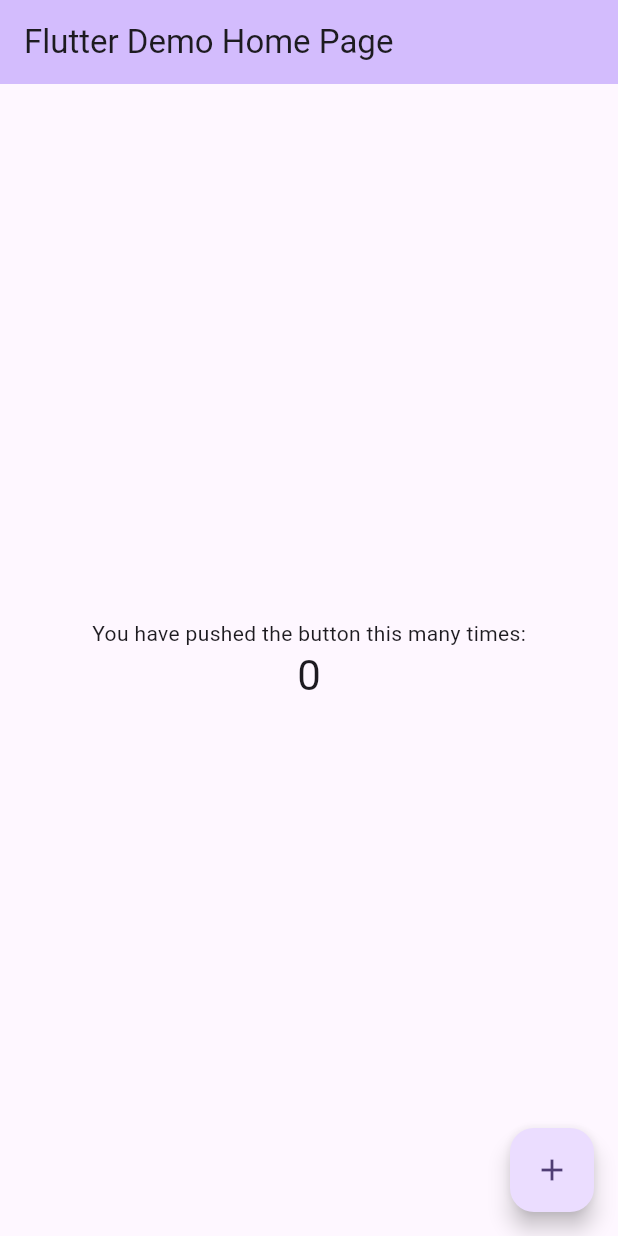
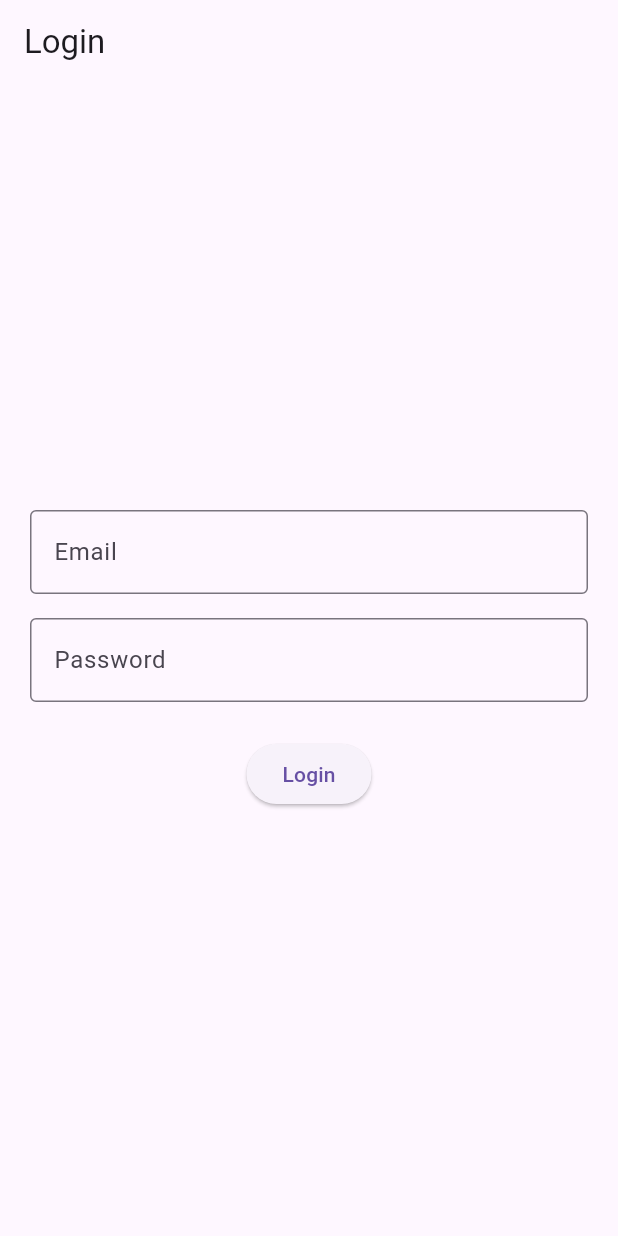
Before and after one commit to gausrakhesta/workordermanagement, a Flutter app: the screen it shows after launch, on a phone screen of 412 x 824 dp. Run offline on Flutter 3.47's test engine with Material 3 defaults, Android fonts, the phone set to English and light mode, and no system bars; our stand-ins replace hive, hive_flutter; accounts and stored records are empty.

Commit message:
update login, home, route and provider

```diff
--- a/lib/main.dart
+++ b/lib/main.dart
@@ -1,122 +1,33 @@
 import 'package:flutter/material.dart';
+import 'package:provider/provider.dart';
+import 'package:hive_flutter/hive_flutter.dart';
+import 'package:work_order/providers/auth.dart';
+import 'package:work_order/routes/routes.dart';
 
-void main() {
-  runApp(const MyApp());
+void main() async {
+  WidgetsFlutterBinding.ensureInitialized();
+  await Hive.initFlutter();
+  await Hive.openBox('authBox');
+
+  runApp(
+    MultiProvider(
+      providers: [ChangeNotifierProvider(create: (_) => AuthProvider())],
+      child: const MyApp(),
+    ),
+  );
 }
 
 class MyApp extends StatelessWidget {
   const MyApp({super.key});
 
-  // This widget is the root of your application.
   @override
   Widget build(BuildContext context) {
     return MaterialApp(
-      title: 'Flutter Demo',
-      theme: ThemeData(
-        // This is the theme of your application.
-        //
-        // TRY THIS: Try running your application with "flutter run". You'll see
-        // the application has a purple toolbar. Then, without quitting the app,
-        // try changing the seedColor in the colorScheme below to Colors.green
-        // and then invoke "hot reload" (save your changes or press the "hot
-        // reload" button in a Flutter-supported IDE, or press "r" if you used
-        // the command line to start the app).
-        //
-        // Notice that the counter didn't reset back to zero; the application
-        // state is not lost during the reload. To reset the state, use hot
-        // restart instead.
-        //
-        // This works for code too, not just values: Most code changes can be
-        // tested with just a hot reload.
-        colorScheme: ColorScheme.fromSeed(seedColor: Colors.deepPurple),
-      ),
-      home: const MyHomePage(title: 'Flutter Demo Home Page'),
+      title: 'Work Order',
+      debugShowCheckedModeBanner: false,
+      theme: ThemeData(primarySwatch: Colors.teal),
+      initialRoute: '/',
+      routes: appRoutes,
     );
   }
 }
-
-class MyHomePage extends StatefulWidget {
-  const MyHomePage({super.key, required this.title});
-
-  // This widget is the home page of your application. It is stateful, meaning
-  // that it has a State object (defined below) that contains fields that affect
-  // how it looks.
-
-  // This class is the configuration for the state. It holds the values (in this
-  // case the title) provided by the parent (in this case the App widget) and
-  // used by the build method of the State. Fields in a Widget subclass are
-  // always marked "final".
-
-  final String title;
-
-  @override
-  State<MyHomePage> createState() => _MyHomePageState();
-}
-
-class _MyHomePageState extends State<MyHomePage> {
-  int _counter = 0;
-
-  void _incrementCounter() {
-    setState(() {
-      // This call to setState tells the Flutter framework that something has
-      // changed in this State, which causes it to rerun the build method below
-      // so that the display can reflect the updated values. If we changed
-      // _counter without calling setState(), then the build method would not be
-      // called again, and so nothing would appear to happen.
-      _counter++;
-    });
-  }
-
-  @override
-  Widget build(BuildContext context) {
-    // This method is rerun every time setState is called, for instance as done
-    // by the _incrementCounter method above.
-    //
-    // The Flutter framework has been optimized to make rerunning build methods
-    // fast, so that you can just rebuild anything that needs updating rather
-    // than having to individually change instances of widgets.
-    return Scaffold(
-      appBar: AppBar(
-        // TRY THIS: Try changing the color here to a specific color (to
-        // Colors.amber, perhaps?) and trigger a hot reload to see the AppBar
-        // change color while the other colors stay the same.
-        backgroundColor: Theme.of(context).colorScheme.inversePrimary,
-        // Here we take the value from the MyHomePage object that was created by
-        // the App.build method, and use it to set our appbar title.
-        title: Text(widget.title),
-      ),
-      body: Center(
-        // Center is a layout widget. It takes a single child and positions it
-        // in the middle of the parent.
-        child: Column(
-          // Column is also a layout widget. It takes a list of children and
-          // arranges them vertically. By default, it sizes itself to fit its
-          // children horizontally, and tries to be as tall as its parent.
-          //
-          // Column has various properties to control how it sizes itself and
-          // how it positions its children. Here we use mainAxisAlignment to
-          // center the children vertically; the main axis here is the vertical
-          // axis because Columns are vertical (the cross axis would be
-          // horizontal).
-          //
-          // TRY THIS: Invoke "debug painting" (choose the "Toggle Debug Paint"
-          // action in the IDE, or press "p" in the console), to see the
-          // wireframe for each widget.
-          mainAxisAlignment: MainAxisAlignment.center,
-          children: <Widget>[
-            const Text('You have pushed the button this many times:'),
-            Text(
-              '$_counter',
-              style: Theme.of(context).textTheme.headlineMedium,
-            ),
-          ],
-        ),
-      ),
-      floatingActionButton: FloatingActionButton(
-        onPressed: _incrementCounter,
-        tooltip: 'Increment',
-        child: const Icon(Icons.add),
-      ), // This trailing comma makes auto-formatting nicer for build methods.
-    );
-  }
-}
--- /dev/null
+++ b/lib/pages/login.dart
@@ -0,0 +1,93 @@
+import 'package:flutter/material.dart';
+import 'package:work_order/providers/auth.dart';
+import 'package:provider/provider.dart';
+
+class LoginPage extends StatefulWidget {
+  const LoginPage({super.key});
+
+  @override
+  State<LoginPage> createState() => _LoginState();
+}
+
+class _LoginState extends State<LoginPage> {
+  final emailController = TextEditingController();
+  final passwordController = TextEditingController();
+
+  void handleLogin(BuildContext context) {
+    final email = emailController.text;
+    final password = passwordController.text;
+
+    if (email.isEmpty || password.isEmpty) {
+      showMessage('Email dan Password tidak boleh kosong!');
+      return;
+    }
+
+    final authProvider = Provider.of<AuthProvider>(context, listen: false);
+    authProvider.login(
+      email,
+      password,
+      () {
+        showMessage('Login berhasil!');
+        Navigator.pushReplacementNamed(context, '/home');
+      },
+      () {
+        showMessage('Email atau password salah');
+      },
+    );
+
+    if (authProvider.isLoggedIn) {
+      showMessage('Login berhasil!');
+      Navigator.pushReplacementNamed(context, '/home');
+    } else {
+      showMessage('Email atau password salah');
+    }
+  }
+
+  void showMessage(String message) {
+    ScaffoldMessenger.of(
+      context,
+    ).showSnackBar(SnackBar(content: Text(message)));
+  }
+
+  @override
+  Widget build(BuildContext context) {
+    return Scaffold(
+      appBar: AppBar(title: const Text('Login')),
+      body: Padding(
+        padding: const EdgeInsets.all(20),
+        child: Column(
+          mainAxisAlignment: MainAxisAlignment.center,
+          children: [
+            // Email field
+            TextField(
+              controller: emailController,
+              decoration: const InputDecoration(
+                labelText: 'Email',
+                border: OutlineInputBorder(),
+              ),
+              keyboardType: TextInputType.emailAddress,
+            ),
+            const SizedBox(height: 16),
+
+            // Password field
+            TextField(
+              controller: passwordController,
+              decoration: const InputDecoration(
+                labelText: 'Password',
+                border: OutlineInputBorder(),
+              ),
+              obscureText: true,
+            ),
+            const SizedBox(height: 24),
+
+            // Login button
+            ElevatedButton(
+              onPressed: () => handleLogin(context),
+              child: const Text('Login'),
+            ),
+          ],
+        ),
+      ),
+    );
+  }
+}
--- /dev/null
+++ b/lib/providers/auth.dart
@@ -0,0 +1,35 @@
+import 'package:flutter/material.dart';
+import 'package:hive/hive.dart';
+
+class AuthProvider with ChangeNotifier {
+  bool _isLoggedIn = false;
+
+  bool get isLoggedIn => _isLoggedIn;
+
+  AuthProvider() {
+    final box = Hive.box('authBox');
+    _isLoggedIn = box.get('isLoggedIn', defaultValue: false);
+  }
+
+  void login(
+    String email,
+    String password,
+    VoidCallback onSuccess,
+    VoidCallback onFail,
+  ) {
+    if (email == 'admin@example.com' && password == '123456') {
+      _isLoggedIn = true;
+      Hive.box('authBox').put('isLoggedIn', true);
+      notifyListeners();
+      onSuccess(); // ✅ pindah page dari sini
+    } else {
+      onFail();
+    }
+  }
+
+  void logout() {
+    _isLoggedIn = false;
+    Hive.box('authBox').put('isLoggedIn', false);
+    notifyListeners();
+  }
+}
--- /dev/null
+++ b/lib/routes/routes.dart
@@ -0,0 +1,8 @@
+import 'package:flutter/material.dart';
+import '../pages/login.dart';
+import '../pages/home.dart';
+
+final Map<String, WidgetBuilder> appRoutes = {
+  '/': (context) => const LoginPage(),
+  '/home': (context) => const HomePage(),
+};
--- a/pubspec.yaml
+++ b/pubspec.yaml
@@ -1,4 +1,4 @@
-name: apps_test
+name: work_order
 description: "A new Flutter project."
 # The following line prevents the package from being accidentally published to
 # pub.dev using `flutter pub publish`. This is preferred for private packages.
@@ -34,6 +34,8 @@ dependencies:
   # The following adds the Cupertino Icons font to your application.
   # Use with the CupertinoIcons class for iOS style icons.
   cupertino_icons: ^1.0.8
+  hive_flutter: ^1.1.0
+  provider: ^6.1.5
 
 dev_dependencies:
   flutter_test:
```
Also changed, not shown: lib/pages/home.dart (added, +15 -0 lines), pubspec.lock, 4 other files.
